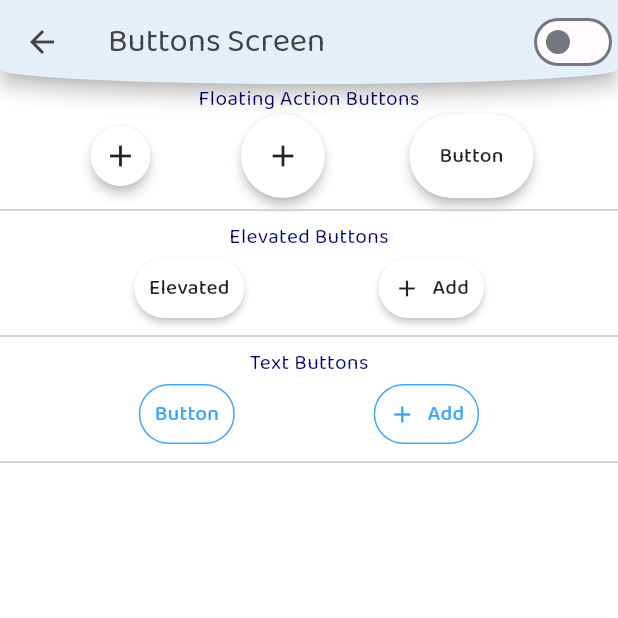
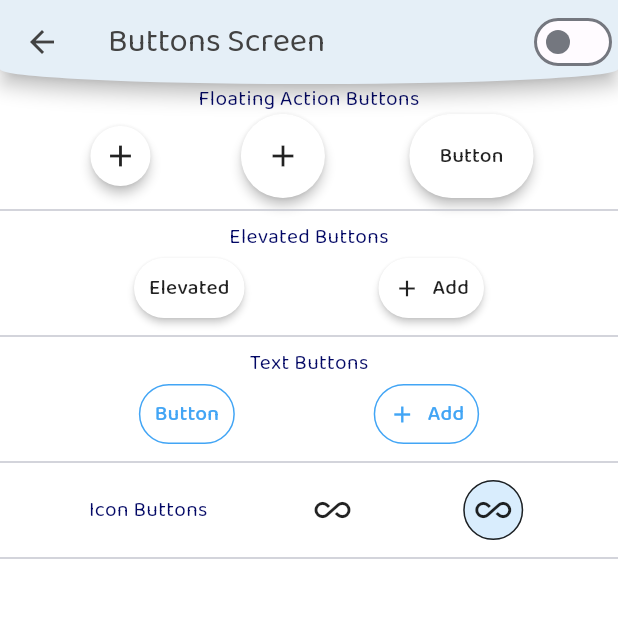
Before and after one commit to blackshadowsoftwareltd/Theme-Material-3, a Flutter app: the ButtonScreen screen opened directly, on a phone screen of 412 x 824 dp, the top half of it. Run offline on Flutter 3.47's test engine with Material 2 defaults, Android fonts, the phone set to English and light mode, and no system bars; our stand-ins replace flutter_riverpod, google_fonts.

Commit message:
icon buttons theme

```diff
--- a/lib/helpers/themes/dark.dart
+++ b/lib/helpers/themes/dark.dart
@@ -5,6 +5,7 @@ import 'color_schemes.dart' show darkColorScheme;
 import 'styles/appbar.dart' show darkAppBarTheme;
 import 'styles/elevated.dart' show darkElevatedButtonTheme;
 import 'styles/floating.dart' show darkFloatingButtonTheme;
+import 'styles/icon_button.dart' show darkIconButtonTheme;
 import 'styles/text_button.dart' show darkTextButtonTheme;
 
 ThemeData darkTheme = ThemeData(
@@ -17,4 +18,5 @@ ThemeData darkTheme = ThemeData(
   elevatedButtonTheme: darkElevatedButtonTheme,
   floatingActionButtonTheme: darkFloatingButtonTheme,
   textButtonTheme: darkTextButtonTheme,
+  iconButtonTheme: darkIconButtonTheme,
 );
--- a/lib/helpers/themes/light.dart
+++ b/lib/helpers/themes/light.dart
@@ -5,6 +5,7 @@ import 'color_schemes.dart' show lightColorScheme;
 import 'styles/appbar.dart' show lightAppBarTheme;
 import 'styles/elevated.dart' show lightElevatedButtonTheme;
 import 'styles/floating.dart' show lightFloatingButtonTheme;
+import 'styles/icon_button.dart' show lightIconButtonTheme;
 import 'styles/text_button.dart' show lightTextButtonTheme;
 
 ThemeData lightTheme = ThemeData(
@@ -17,4 +18,5 @@ ThemeData lightTheme = ThemeData(
   elevatedButtonTheme: lightElevatedButtonTheme,
   floatingActionButtonTheme: lightFloatingButtonTheme,
   textButtonTheme: lightTextButtonTheme,
+  iconButtonTheme: lightIconButtonTheme,
 );
--- a/lib/modules/buttons/buttons.dart
+++ b/lib/modules/buttons/buttons.dart
@@ -2,6 +2,7 @@ import 'package:flutter/material.dart';
 import '../components/appbars/appbar.dart' show CustomAppBar;
 import 'components/elevated.dart' show ElevatedButtons;
 import 'components/floating.dart' show FloatingActionButtons;
+import 'components/icon_button.dart' show IconButtons;
 import 'components/text_button.dart' show TextButtons;
 
 class ButtonScreen extends StatelessWidget {
@@ -17,6 +18,7 @@ class ButtonScreen extends StatelessWidget {
           FloatingActionButtons(),
           ElevatedButtons(),
           TextButtons(),
+          IconButtons(),
         ],
       )),
     );
--- /dev/null
+++ b/lib/modules/buttons/components/icon_button.dart
@@ -0,0 +1,37 @@
+import 'package:flutter/material.dart';
+import 'package:flutter_riverpod/flutter_riverpod.dart';
+import 'package:theme_material_3/modules/providers/theme.dart';
+
+class IconButtons extends ConsumerWidget {
+  const IconButtons({super.key});
+
+  @override
+  Widget build(BuildContext context, WidgetRef ref) {
+    final theme = ref.watch(themeProvider);
+    return Column(
+      children: [
+        Row(
+          mainAxisAlignment: MainAxisAlignment.spaceEvenly,
+          children: [
+            const Text('Icon Buttons'),
+            IconButton(
+              onPressed: () {},
+              icon: const Icon(Icons.all_inclusive),
+            ),
+            IconButton(
+              onPressed: () {},
+              icon: const Icon(Icons.all_inclusive),
+              style: IconButton.styleFrom(
+                shape: StadiumBorder(
+                    side: BorderSide(
+                        color: theme.colorScheme.onTertiary, width: 1)),
+                backgroundColor: theme.colorScheme.primary.withOpacity(.2),
+              ),
+            ),
+          ],
+        ),
+        const Divider(),
+      ],
+    );
+  }
+}
```
Also changed, not shown: lib/helpers/themes/styles/icon_button.dart (added, +25 -0 lines).
